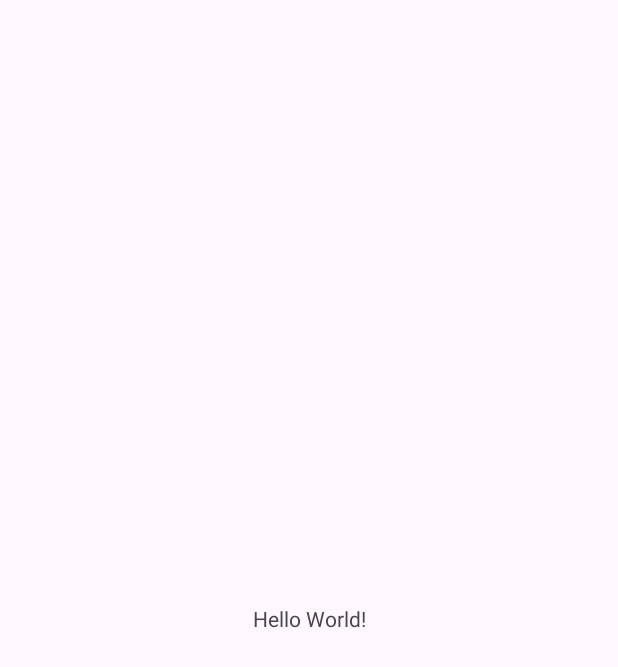
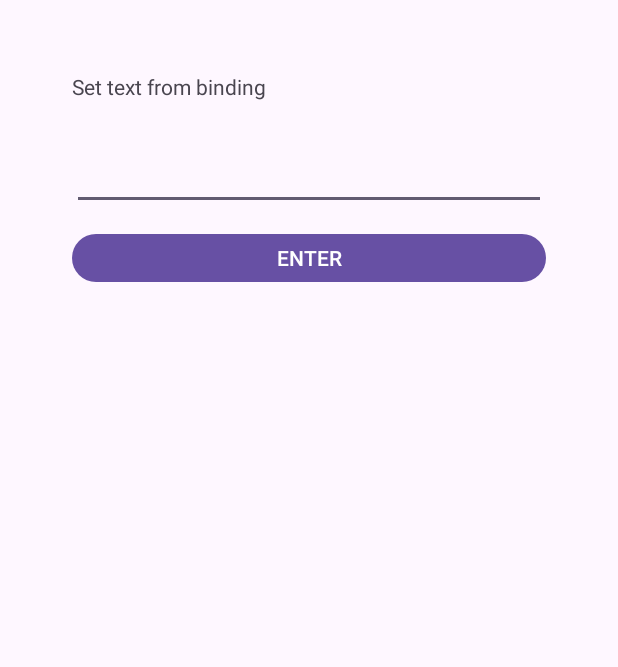
Before and after one commit to natewilliford/rpn-calc-android, an Android app: the screen it shows after launch (MainActivity), on a phone screen of 412 x 824 dp. Before the commit the part shown is almost empty. Shown: the top 667 px of the screen. Run offline under Robolectric (Android 15) with nearby library versions, the phone set to English and light mode, and no system bars.

Commit message:
Add a simple fragment that will become the main layout for the calculator.

```diff
--- a/app/build.gradle
+++ b/app/build.gradle
@@ -14,6 +14,10 @@ android {
         versionName "1.0"
 
         testInstrumentationRunner "androidx.test.runner.AndroidJUnitRunner"
+    }
+
+    buildFeatures {
+        viewBinding true
     }
 
     buildTypes {
--- /dev/null
+++ b/app/src/main/java/com/natewilliford/rpncalculator/RPNCalcFragment.java
@@ -0,0 +1,32 @@
+package com.natewilliford.rpncalculator;
+
+import android.os.Bundle;
+import android.view.LayoutInflater;
+import android.view.View;
+import android.view.ViewGroup;
+
+import androidx.annotation.NonNull;
+import androidx.annotation.Nullable;
+import androidx.fragment.app.Fragment;
+
+import com.natewilliford.rpncalculator.databinding.RpnCalcFragmentBinding;
+
+public class RPNCalcFragment extends Fragment {
+
+    @Nullable
+    private RpnCalcFragmentBinding binding;
+
+    @Nullable
+    @Override
+    public View onCreateView(@NonNull LayoutInflater inflater, @Nullable ViewGroup container, @Nullable Bundle savedInstanceState) {
+        binding = RpnCalcFragmentBinding.inflate(getLayoutInflater());
+        binding.resultTextView.setText("Set text from binding");
+        return binding.getRoot();
+    }
+
+    @Override
+    public void onDestroyView() {
+        binding = null;
+        super.onDestroyView();
+    }
+}
--- a/app/src/main/res/layout/activity_main.xml
+++ b/app/src/main/res/layout/activity_main.xml
@@ -1,19 +1,16 @@
 <?xml version="1.0" encoding="utf-8"?>
-<androidx.constraintlayout.widget.ConstraintLayout xmlns:android="http://schemas.android.com/apk/res/android"
-    xmlns:app="http://schemas.android.com/apk/res-auto"
+<androidx.constraintlayout.widget.ConstraintLayout
+    xmlns:android="http://schemas.android.com/apk/res/android"
     xmlns:tools="http://schemas.android.com/tools"
     android:id="@+id/main"
     android:layout_width="match_parent"
     android:layout_height="match_parent"
     tools:context=".MainActivity">
 
-    <TextView
-        android:layout_width="wrap_content"
-        android:layout_height="wrap_content"
-        android:text="Hello World!"
-        app:layout_constraintBottom_toBottomOf="parent"
-        app:layout_constraintEnd_toEndOf="parent"
-        app:layout_constraintStart_toStartOf="parent"
-        app:layout_constraintTop_toTopOf="parent" />
+    <androidx.fragment.app.FragmentContainerView
+        android:id="@+id/calc_fragment_container"
+        android:layout_width="match_parent"
+        android:layout_height="match_parent"
+        android:name="com.natewilliford.rpncalculator.RPNCalcFragment" />
 
 </androidx.constraintlayout.widget.ConstraintLayout>
--- /dev/null
+++ b/app/src/main/res/layout/rpn_calc_fragment.xml
@@ -0,0 +1,27 @@
+<?xml version="1.0" encoding="utf-8"?>
+<LinearLayout xmlns:android="http://schemas.android.com/apk/res/android"
+    android:layout_width="match_parent"
+    android:layout_height="match_parent"
+    android:orientation="vertical"
+    android:padding="48dp">
+
+    <TextView
+        android:id="@+id/result_text_view"
+        android:layout_width="match_parent"
+        android:layout_height="40dp"
+        android:layout_marginBottom="12dp" />
+
+    <EditText
+        android:id="@+id/text_input"
+        android:layout_width="match_parent"
+        android:layout_height="40dp"
+        android:inputType="numberDecimal"
+        android:layout_marginBottom="12dp" />
+
+    <Button
+        android:id="@+id/enter_button"
+        android:layout_width="match_parent"
+        android:layout_height="40dp"
+        android:text="ENTER" />
+
+</LinearLayout>
```
